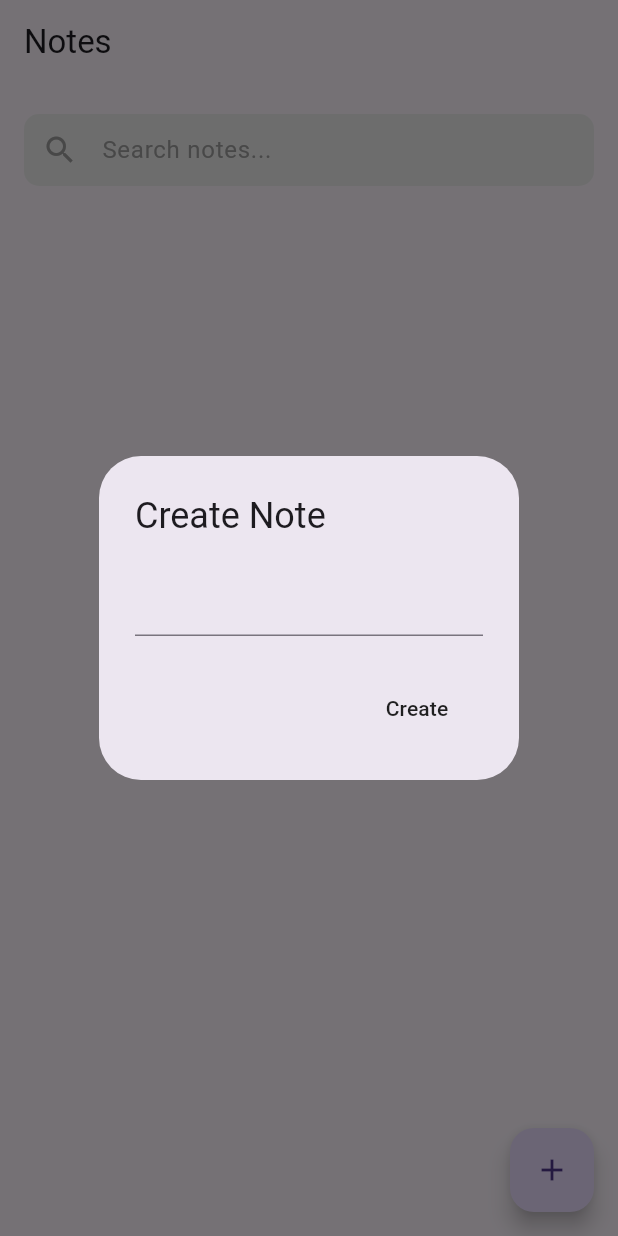
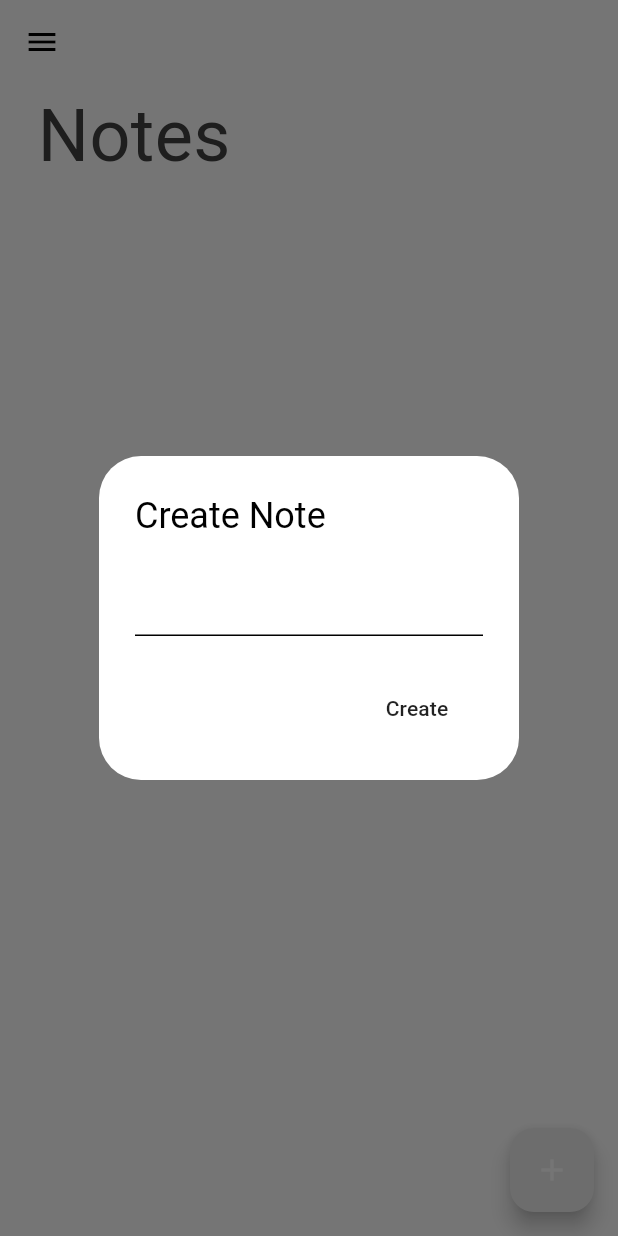
Before and after one commit to EngEngThanarat/note_app, a Flutter app: the screen it shows after launch, after a tap on the "add" icon, on a phone screen of 412 x 824 dp. Run offline on Flutter 3.47's test engine with Material 3 defaults, Android fonts, the phone set to English and light mode, and no system bars; our stand-ins replace google_fonts, isar; accounts and stored records are empty; generated files the repository leaves out were written again.

Commit message:
Theme Provider

```diff
--- a/lib/main.dart
+++ b/lib/main.dart
@@ -1,5 +1,6 @@
 import 'package:flutter/material.dart';
 import 'package:note_app_nosql/models/note_database.dart';
+import 'package:note_app_nosql/theme/theme_provider.dart';
 import 'package:provider/provider.dart';
 import 'pages/notes_page.dart';
 
@@ -8,10 +9,17 @@
   WidgetsFlutterBinding.ensureInitialized();
   await NoteDatabase.Initialize();
 
-  runApp(ChangeNotifierProvider(
-    create: (context) => NoteDatabase(),
-    child: const MyApp(),
-  ),);
+  runApp(
+  MultiProvider(providers: [
+    // Note Provider
+    ChangeNotifierProvider(create: (context) => NoteDatabase()),
+
+    // Theme Provider
+    ChangeNotifierProvider(create: (context) => ThemeProvider())
+  ],
+  child: const MyApp(),
+  )
+  );
 }
 
 class MyApp extends StatelessWidget {
@@ -20,9 +28,10 @@
   // This widget is the root of your application.
   @override
   Widget build(BuildContext context) {
-    return const MaterialApp(
+    return MaterialApp(
       debugShowCheckedModeBanner: false,
-      home: NotesPage(),
+      home: const NotesPage(),
+      theme: Provider.of<ThemeProvider>(context).themeData,
     );
   }
 }
--- a/lib/pages/notes_page.dart
+++ b/lib/pages/notes_page.dart
@@ -2,6 +2,7 @@
 import 'package:note_app_nosql/models/note.dart';
 import 'package:note_app_nosql/models/note_database.dart';
 import 'package:provider/provider.dart';
+import 'package:google_fonts/google_fonts.dart';
 
 class NotesPage extends StatefulWidget {
   const NotesPage({super.key});
@@ -56,9 +57,7 @@
   }
 
 // search note
-  void onSearchTextChanged(String searchText) {
-
-  }
+  void onSearchTextChanged(String searchText) {}
 
   // update note
   void updateNote(Note note) {
@@ -104,49 +103,30 @@
 
     return Scaffold(
       appBar: AppBar(
-        title: const Text(
-          'Notes',
-        ),
+        elevation: 0,
+        backgroundColor: Colors.transparent,
       ),
       floatingActionButton: FloatingActionButton(
         onPressed: createNote,
         child: const Icon(Icons.add),
       ),
-      body: Padding(
-        padding: const EdgeInsets.fromLTRB(16, 0, 16, 0),
-        child: Column(children: [
-          const Row(
-            mainAxisAlignment: MainAxisAlignment.spaceBetween,
+      drawer: Drawer(),
+      body: Column(
+        crossAxisAlignment: CrossAxisAlignment.start,
+        children: [
+          // HEADING
+          Padding(
+            padding: const EdgeInsets.only(left: 25.0),
+            child: Text('Notes',style: GoogleFonts.dmSerifText(
+              fontSize: 48,
+              color: Theme.of(context).colorScheme.inversePrimary,
+            )),
           ),
-          const SizedBox(
-            height: 20,
-          ),
-          TextField(
-            onChanged: onSearchTextChanged,
-            style: const TextStyle(
-              fontSize: 16,
-              color: Colors.black,
-            ),
-            decoration: InputDecoration(
-                contentPadding: const EdgeInsets.symmetric(vertical: 12),
-                hintText: "Search notes...",
-                hintStyle: const TextStyle(color: Colors.grey),
-                prefixIcon: const Icon(
-                  Icons.search,
-                  color: Colors.grey,
-                ),
-                fillColor: Colors.grey.shade200,
-                filled: true,
-                focusedBorder: OutlineInputBorder(
-                    borderRadius: BorderRadius.circular(10),
-                    borderSide: const BorderSide(color: Colors.transparent)),
-                enabledBorder: OutlineInputBorder(
-                    borderRadius: BorderRadius.circular(10),
-                    borderSide: const BorderSide(color: Colors.transparent))),
-          ),
+
+          // LIST OF NOTES
           Expanded(
             child: ListView.builder(
-                  padding: const EdgeInsets.only(top: 20),
+/*                 padding: const EdgeInsets.only(top: 20), */
                 itemCount: currentNotes.length,
                 itemBuilder: (context, index) {
                   // get individual note
@@ -154,7 +134,7 @@
 
                   // list tile ui
                   return Card(
-                      margin: const EdgeInsets.only(bottom: 10),
+                    margin: const EdgeInsets.all(10),
                     child: Padding(
                       padding: const EdgeInsets.all(5.0),
                       child: ListTile(
@@ -164,9 +144,7 @@
                             text: TextSpan(
                               text: (note.text),
                               style: const TextStyle(
-                                    color: Colors.black,
-                                    fontSize: 16,
-                                    height: 1.5),
+                                  color: Colors.black, fontSize: 16, height: 1.5),
                             )),
                         trailing: Row(
                           mainAxisSize: MainAxisSize.min,
@@ -186,8 +164,9 @@
                       ),
                     ),
                   );
-                  }))
-        ]),
+                }),
+          ),
+        ],
       ),
     );
   }
--- /dev/null
+++ b/lib/theme/theme.dart
@@ -0,0 +1,23 @@
+import 'package:flutter/material.dart';
+
+// light mode
+ThemeData lightMode = ThemeData(
+  brightness: Brightness.light,
+  colorScheme: ColorScheme.light(
+    background: Colors.grey.shade300,
+    primary: Colors.grey.shade200,
+    secondary: Colors.grey.shade400,
+    inversePrimary: Colors.grey.shade800,
+  )
+);
+
+// dark mode
+ThemeData darkMode = ThemeData(
+  brightness: Brightness.light,
+  colorScheme: ColorScheme.dark(
+    background: Colors.grey.shade300,
+    primary: Colors.grey.shade200,
+    secondary: Colors.grey.shade400,
+    inversePrimary: Colors.grey.shade300,
+  )
+);
--- /dev/null
+++ b/lib/theme/theme_provider.dart
@@ -0,0 +1,28 @@
+import 'package:flutter/material.dart';
+import 'package:note_app_nosql/theme/theme.dart';
+
+class ThemeProvider with ChangeNotifier{
+  // initial theme light mode
+  ThemeData _themeData = lightMode;
+
+  // getter method to access theme other part of code
+  ThemeData get themeData => _themeData;
+
+  //  getter method to see if we are dark mode or not
+  bool get isDarkMode => _themeData == darkMode;
+
+  // setter method to set the new theme
+  set themeData(ThemeData themeData) {
+    _themeData = themeData;
+    notifyListeners();
+  }
+
+  // toggle to switch mode
+  void toggleTheme() {
+    if (_themeData == lightMode) {
+      themeData = darkMode;
+    } else {
+      themeData = lightMode;
+    }
+  }
+}
--- a/pubspec.yaml
+++ b/pubspec.yaml
@@ -39,6 +39,7 @@
   isar: ^3.1.0+1
   isar_flutter_libs: ^3.1.0+1
   path_provider: ^2.1.3
+  google_fonts: ^4.0.4
 
 dev_dependencies:
   flutter_test:
```
Also changed, not shown: pubspec.lock. Lines whose indentation alone changed are shown as unchanged.
